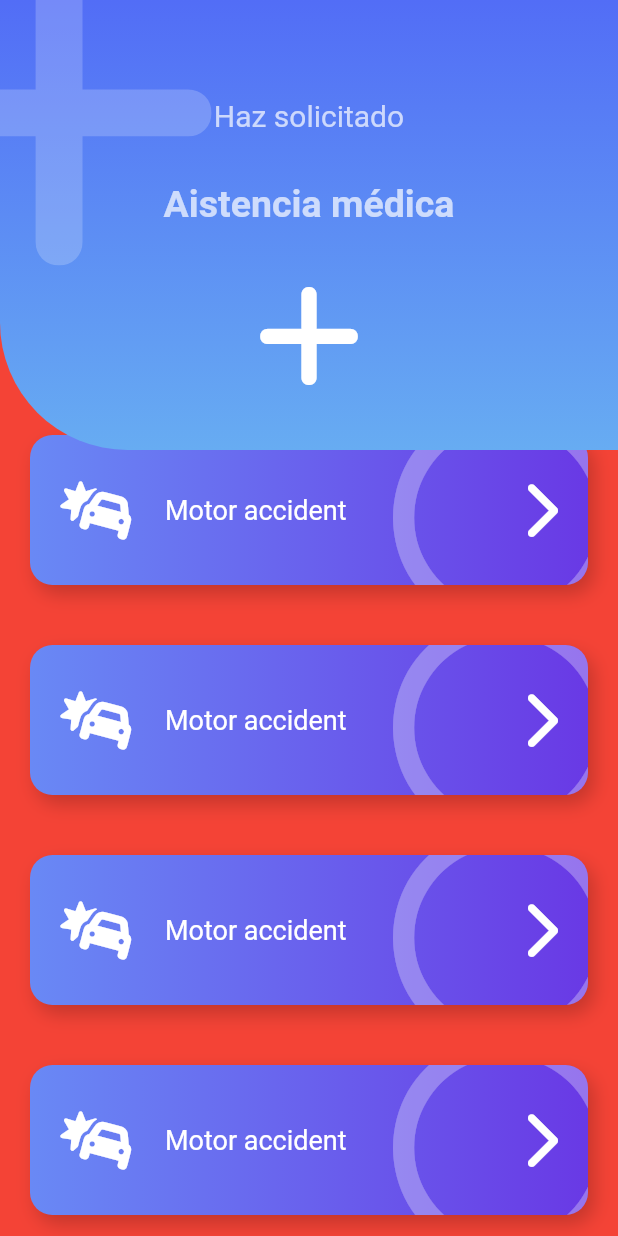
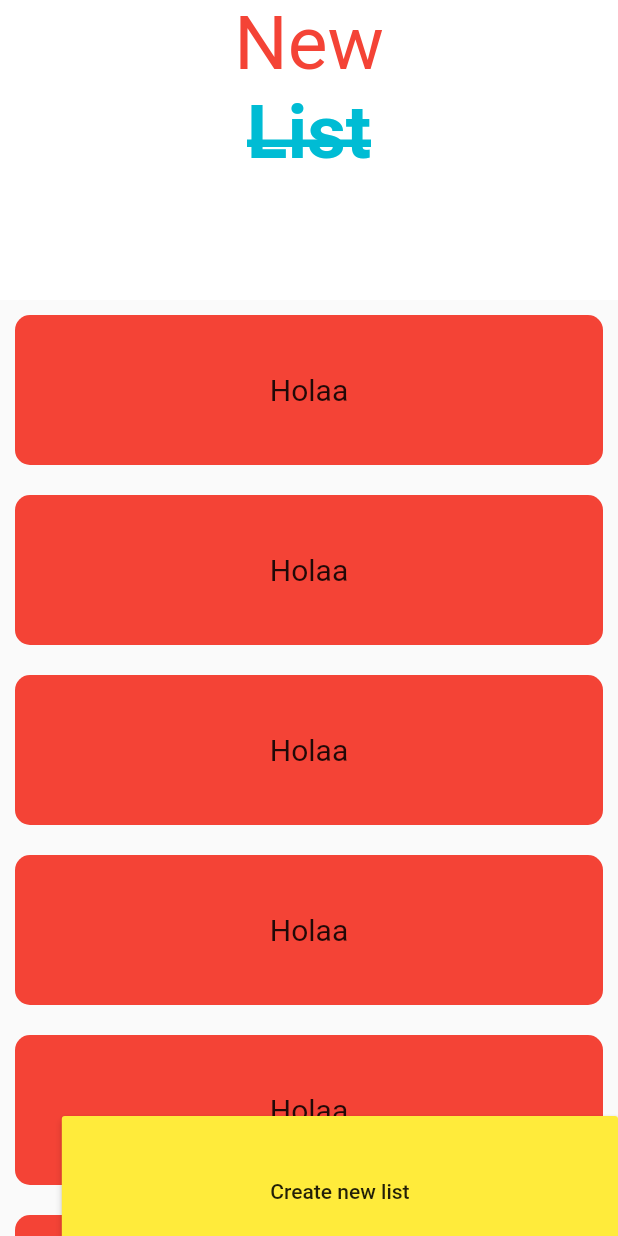
Before and after one commit to juanncode/animation_app, a Flutter app: the screen it shows after launch, on a phone screen of 412 x 824 dp. Run offline on Flutter 3.47's test engine with Material 2 defaults, Android fonts, the phone set to English and light mode, and no system bars; our stand-ins replace flutter_svg, font_awesome_flutter.

Commit message:
creating sliver page

```diff
--- a/lib/main.dart
+++ b/lib/main.dart
@@ -5,6 +5,7 @@ import 'package:animation_app/src/pages/graficas_circulares_page.dart';
 import 'package:animation_app/src/pages/headers_page.dart';
 import 'package:animation_app/src/pages/pinterest_page.dart';
 import 'package:animation_app/src/pages/slideshow_page.dart';
+import 'package:animation_app/src/pages/sliver_page.dart';
 import 'package:flutter/material.dart';
 
 void main() => runApp(MyApp());
@@ -15,7 +16,7 @@ class MyApp extends StatelessWidget {
     return const MaterialApp(
       debugShowCheckedModeBanner: false,
       title: 'Material App',
-      home: EmergencyPage()
+      home: SliverPage()
     );
   }
 }
--- /dev/null
+++ b/lib/src/pages/sliver_page.dart
@@ -0,0 +1,163 @@
+import 'package:flutter/material.dart';
+
+class SliverPage extends StatelessWidget {
+  const SliverPage({Key? key}) : super(key: key);
+
+  @override
+  Widget build(BuildContext context) {
+    return Scaffold(
+      body: Stack(
+        children: [
+          _MainScroll(),
+          Positioned(
+            bottom: -20,
+            right: 0,
+            child: ButtonNewList())
+        ],
+      )
+    );
+  }
+}
+
+class ButtonNewList extends StatelessWidget {
+  const ButtonNewList({Key? key}) : super(key: key);
+
+  @override
+  Widget build(BuildContext context) {
+    final size = MediaQuery.of(context).size;
+    return ButtonTheme(
+      minWidth: size.width * 0.9,
+      height: 100,
+      child: MaterialButton(onPressed: (){}, child: Text("Create new list"), color: Colors.yellow),
+    );
+  }
+}
+
+class _MainScroll extends StatelessWidget {
+  const _MainScroll({Key? key}) : super(key: key);
+
+  @override
+  Widget build(BuildContext context) {
+    return CustomScrollView(
+      slivers: [
+        SliverPersistentHeader(
+          floating: true,
+          delegate: _SliverCustomHeaderDelegate(
+            minHeight: 170,
+            maxHeight: 200,
+            child: Container(
+              color: Colors.white,
+              child: _Titulo(),
+            )
+          )
+        ),
+        SliverList(
+          delegate: SliverChildListDelegate(
+            [
+              _ListItem(),
+              _ListItem(),
+              _ListItem(),
+              _ListItem(),
+              _ListItem(),
+              _ListItem(),
+              _ListItem(),
+              _ListItem(),
+              SizedBox(height: 100)
+            ]
+          ),
+        )
+      ],
+    );
+  }
+}
+
+class _SliverCustomHeaderDelegate extends SliverPersistentHeaderDelegate{
+
+  final double minHeight;
+  final double maxHeight;
+  final Widget child;
+  _SliverCustomHeaderDelegate({required this.minHeight, required this.maxHeight, required this.child});
+
+  @override
+  Widget build(BuildContext context, double shrinkOffset, bool overlapsContent) {
+    return SizedBox.expand(
+      child: child,
+    );
+  }
+
+  @override
+  double get maxExtent => maxHeight;
+
+  @override
+  double get minExtent => minHeight;
+
+  @override
+  bool shouldRebuild(_SliverCustomHeaderDelegate oldDelegate) {
+    return maxHeight != oldDelegate.maxHeight ||
+          minHeight != oldDelegate.minHeight ||
+          child != oldDelegate.child;
+  }
+}
+
+class _Titulo extends StatelessWidget {
+  const _Titulo({Key? key}) : super(key: key);
+
+  @override
+  Widget build(BuildContext context) {
+    return SafeArea(
+      child: Column(
+        children: [
+          Container(
+            margin: const EdgeInsets.symmetric(horizontal: 20),
+            child: const  Text('New', style: TextStyle(color: Colors.red, fontSize: 50)),
+          ),
+          Stack(
+            children: [
+              Container(
+                child: const Text('List', style: TextStyle(color: Colors.cyan, fontSize: 50, fontWeight: FontWeight.bold)),
+              ),
+              Positioned(
+                bottom: 20,
+                child: Container(width: 120, height: 5, color: Colors.cyan))
+            ],
+          )
+        ],
+      ),
+    );
+  }
+}
+
+class _ListaTareas extends StatelessWidget {
+  const _ListaTareas({
+    super.key,
+  });
+
+  @override
+  Widget build(BuildContext context) {
+    return ListView.builder(
+      itemCount: 20,
+      itemBuilder: (context, index) => _ListItem(),
+    );
+  }
+}
+
+class _ListItem extends StatelessWidget {
+  const _ListItem({
+    super.key,
+  });
+
+  @override
+  Widget build(BuildContext context) {
+    return Container(
+      height: 100,
+      margin: const EdgeInsets.all(10),
+      decoration: BoxDecoration(
+        color: Colors.red,
+        borderRadius: BorderRadius.circular(10)
+      ),
+      child: Center(
+        child: Text("Holaa", style: TextStyle(fontSize: 20)),
+      ),
+    );
+  }
+}
```
